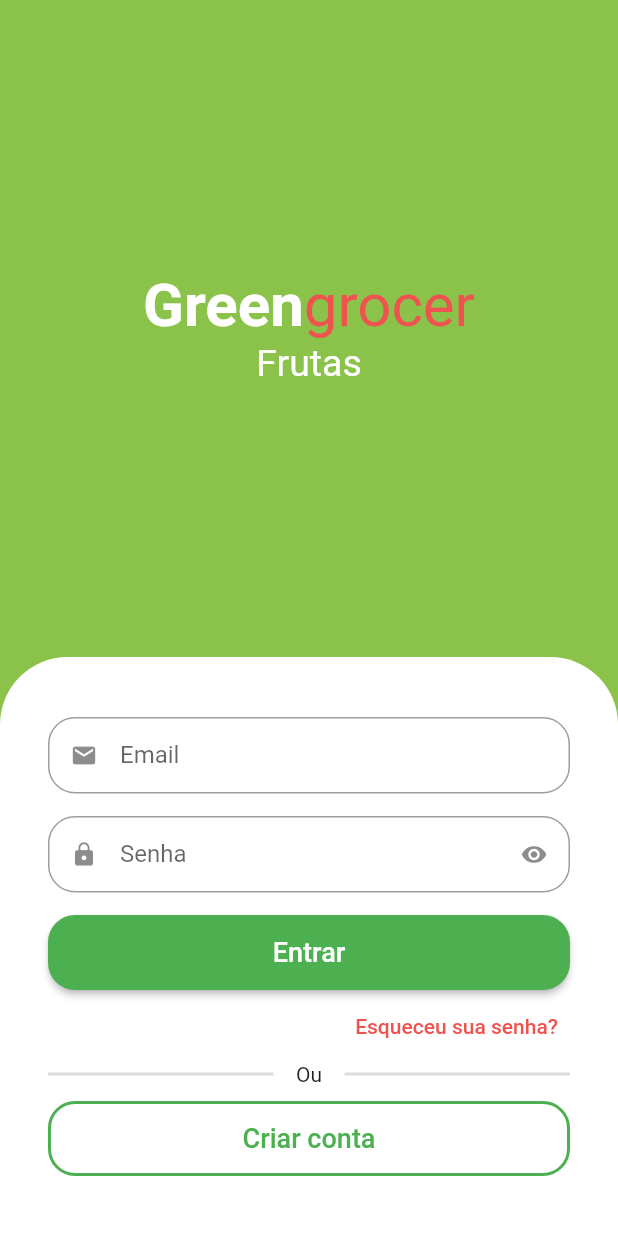
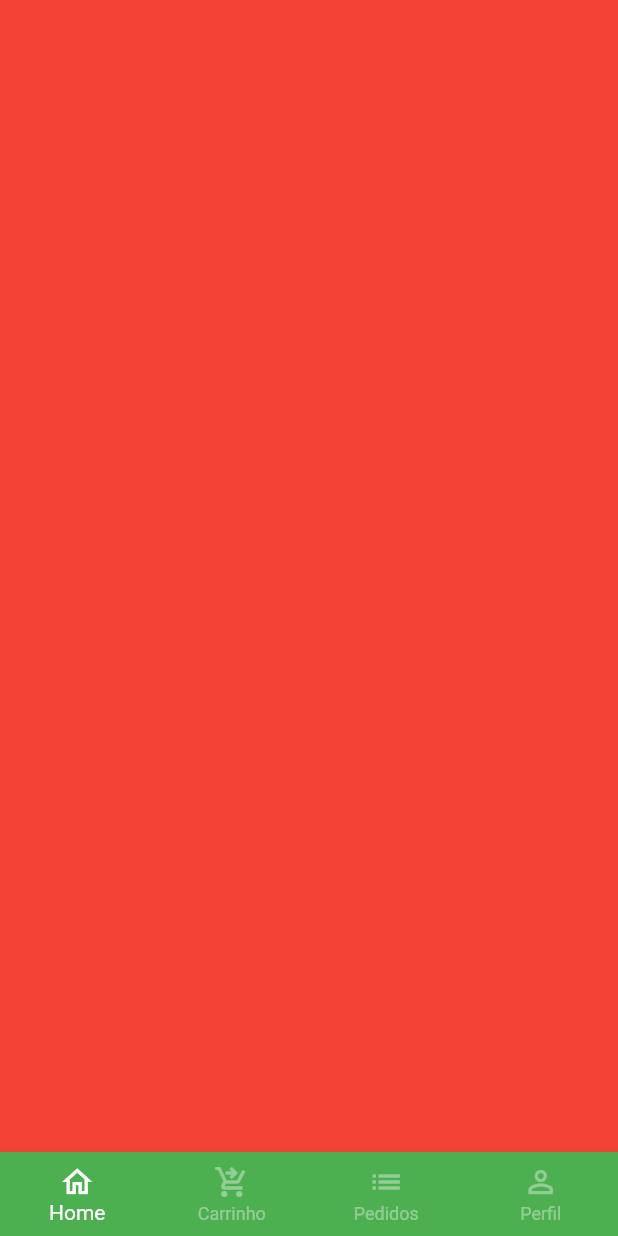
Before and after one commit to BREstrai/quitanda, a Flutter app: the screen it shows after launch, after a tap on "Entrar", on a phone screen of 412 x 824 dp. Run offline on Flutter 3.47's test engine with Material 2 defaults, Android fonts, the phone set to English and light mode, and no system bars; drawn by our look-alikes of animated_text_kit; our stand-ins replace mask_text_input_formatter.

Commit message:
Criado tela base com bottomNavigator

```diff
--- a/lib/src/auth/sign_in_screen.dart
+++ b/lib/src/auth/sign_in_screen.dart
@@ -2,6 +2,7 @@ import 'package:animated_text_kit/animated_text_kit.dart';
 import 'package:flutter/material.dart';
 import 'package:quitanda/src/auth/components/custom_text_field.dart';
 import 'package:quitanda/src/auth/sing_up_screen.dart';
+import 'package:quitanda/src/base/base_screen.dart';
 import 'package:quitanda/src/config/custom_colors.dart';
 
 class SignInScreen extends StatelessWidget {
@@ -99,7 +100,15 @@ class SignInScreen extends StatelessWidget {
                             shape: RoundedRectangleBorder(
                           borderRadius: BorderRadius.circular(18),
                         )),
-                        onPressed: () {},
+                        onPressed: () {
+                          Navigator.of(context).pushReplacement(
+                            MaterialPageRoute(
+                              builder: (c) {
+                                return const BaseScreen();
+                              },
+                            ),
+                          );
+                        },
                         child: const Text(
                           "Entrar",
                           style: TextStyle(
--- /dev/null
+++ b/lib/src/base/base_screen.dart
@@ -0,0 +1,69 @@
+import 'package:flutter/material.dart';
+
+class BaseScreen extends StatefulWidget {
+  const BaseScreen({Key? key}) : super(key: key);
+
+  @override
+  State<BaseScreen> createState() => _BaseScreenState();
+}
+
+class _BaseScreenState extends State<BaseScreen> {
+  int currentIndex = 0;
+  final pageController = PageController();
+
+  @override
+  Widget build(BuildContext context) {
+    return Scaffold(
+      //permite visualização paginada
+      body: PageView(
+        physics: const NeverScrollableScrollPhysics(),
+        controller: pageController,
+        children: [
+          Container(
+            color: Colors.red,
+          ),
+          Container(
+            color: Colors.yellow,
+          ),
+          Container(
+            color: Colors.blue,
+          ),
+          Container(
+            color: Colors.purple,
+          ),
+        ],
+      ),
+      bottomNavigationBar: BottomNavigationBar(
+        type: BottomNavigationBarType.fixed,
+        backgroundColor: Colors.green,
+        selectedItemColor: Colors.white,
+        unselectedItemColor: Colors.white.withAlpha(100),
+        currentIndex: currentIndex,
+        onTap: (index) {
+          setState(() {
+            currentIndex = index;
+            pageController.jumpToPage(index);
+          });
+        },
+        items: const [
+          BottomNavigationBarItem(
+            icon: Icon(Icons.home_outlined),
+            label: "Home",
+          ),
+          BottomNavigationBarItem(
+            icon: Icon(Icons.shopping_cart_checkout_outlined),
+            label: "Carrinho",
+          ),
+          BottomNavigationBarItem(
+            icon: Icon(Icons.list),
+            label: "Pedidos",
+          ),
+          BottomNavigationBarItem(
+            icon: Icon(Icons.person_outline),
+            label: "Perfil",
+          ),
+        ],
+      ),
+    );
+  }
+}
```
